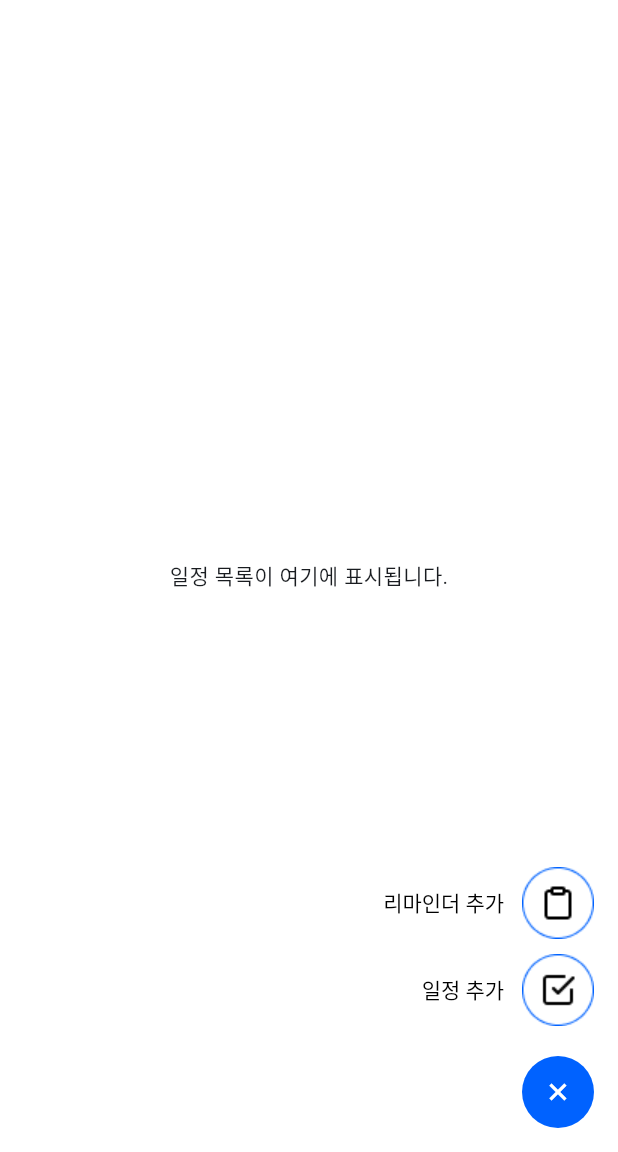
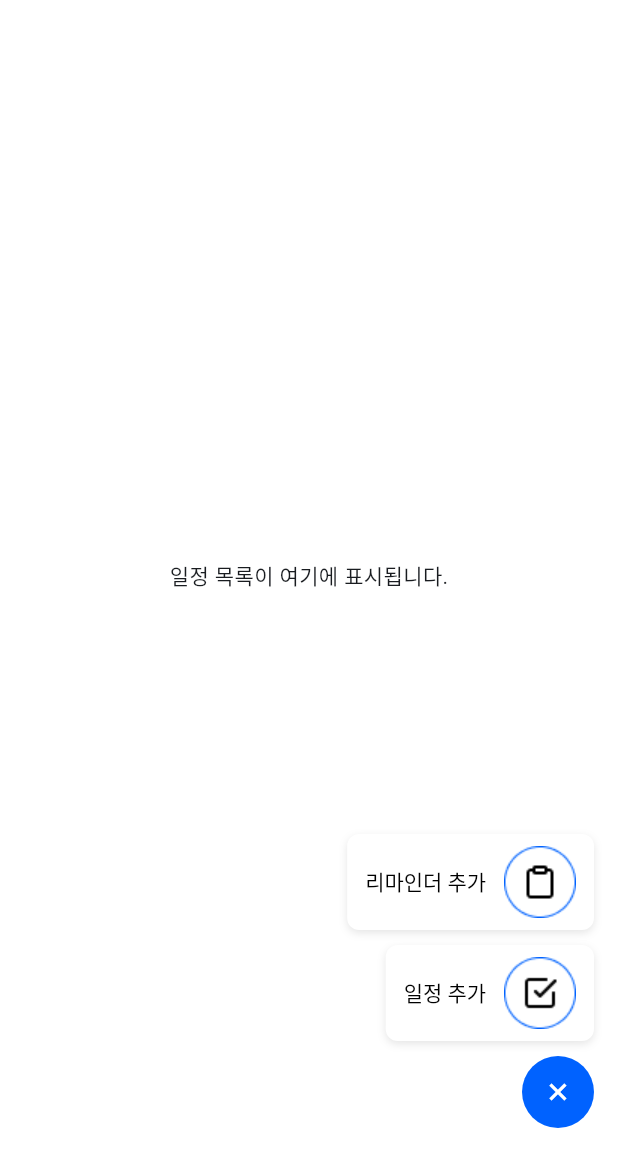
Before and after one commit to woodool/scheduleapp, a Flutter app: the screen it shows after launch, after a tap on the "add" icon, on a phone screen of 412 x 824 dp, the part 84-1236 px from its top. Run offline on Flutter 3.47's test engine with Material 3 defaults, Android fonts, the phone set to English and light mode, and no system bars.

Commit message:
드디어 성공

```diff
--- /dev/null
+++ b/schedule/devtools_options.yaml
@@ -0,0 +1,3 @@
+description: This file stores settings for Dart & Flutter DevTools.
+documentation: https://docs.flutter.dev/tools/devtools/extensions#configure-extension-enablement-states
+extensions:
--- a/schedule/lib/features/schedule/presentation/pages/home_page.dart
+++ b/schedule/lib/features/schedule/presentation/pages/home_page.dart
@@ -1,6 +1,4 @@
 import 'package:flutter/material.dart';
-import 'add_reminder_page.dart';
-import 'add_schedule_page.dart';
 
 class HomePage extends StatefulWidget {
   const HomePage({super.key});
@@ -29,23 +27,41 @@ class _HomePageState extends State<HomePage> {
       body: const Center(
         child: Text('일정 목록이 여기에 표시됩니다.'),
       ),
-      floatingActionButton: Stack(
-        alignment: Alignment.bottomRight,
-        clipBehavior: Clip.none,
+      floatingActionButton: Column(
+        mainAxisSize: MainAxisSize.min,
+        crossAxisAlignment: CrossAxisAlignment.end,
         children: [
           if (_isMenuOpen)
-            Positioned(
-              bottom: 68,
-              right: 0,
-              child: Column(
-                mainAxisSize: MainAxisSize.min,
-                crossAxisAlignment: CrossAxisAlignment.end,
-                children: [
-                  GestureDetector(
-                    onTap: () {
+            Column(
+              mainAxisSize: MainAxisSize.min,
+              crossAxisAlignment: CrossAxisAlignment.end,
+              children: [
+                Container(
+                  margin: const EdgeInsets.only(bottom: 10),
+                  decoration: BoxDecoration(
+                    color: Colors.white,
+                    borderRadius: BorderRadius.circular(8),
+                    boxShadow: [
+                      BoxShadow(
+                        color: Colors.black.withOpacity(0.1),
+                        blurRadius: 4,
+                        offset: const Offset(0, 2),
+                      ),
+                    ],
+                  ),
+                  child: TextButton(
+                    onPressed: () {
+                      print('리마인더 추가 버튼 탭됨!');
                       _toggleMenu();
+                      print('메뉴 토글됨: $_isMenuOpen');
                       Navigator.pushNamed(context, '/add_reminder');
+                      print('네비게이션 시도됨');
                     },
+                    style: TextButton.styleFrom(
+                      padding: const EdgeInsets.symmetric(horizontal: 12, vertical: 8),
+                      backgroundColor: Colors.transparent,
+                      foregroundColor: Colors.black,
+                    ),
                     child: Row(
                       mainAxisSize: MainAxisSize.min,
                       children: [
@@ -68,12 +84,33 @@ class _HomePageState extends State<HomePage> {
                       ],
                     ),
                   ),
-                  const SizedBox(height: 10),
-                  GestureDetector(
-                    onTap: () {
+                ),
+                Container(
+                  margin: const EdgeInsets.only(bottom: 10),
+                  decoration: BoxDecoration(
+                    color: Colors.white,
+                    borderRadius: BorderRadius.circular(8),
+                    boxShadow: [
+                      BoxShadow(
+                        color: Colors.black.withOpacity(0.1),
+                        blurRadius: 4,
+                        offset: const Offset(0, 2),
+                      ),
+                    ],
+                  ),
+                  child: TextButton(
+                    onPressed: () {
+                      print('일정 추가 버튼 탭됨!');
                       _toggleMenu();
+                      print('메뉴 토글됨: $_isMenuOpen');
                       Navigator.pushNamed(context, '/add_schedule');
+                      print('네비게이션 시도됨');
                     },
+                    style: TextButton.styleFrom(
+                      padding: const EdgeInsets.symmetric(horizontal: 12, vertical: 8),
+                      backgroundColor: Colors.transparent,
+                      foregroundColor: Colors.black,
+                    ),
                     child: Row(
                       mainAxisSize: MainAxisSize.min,
                       children: [
@@ -96,8 +133,8 @@ class _HomePageState extends State<HomePage> {
                       ],
                     ),
                   ),
-                ],
-              ),
+                ),
+              ],
             ),
           Container(
             width: 48,
```
